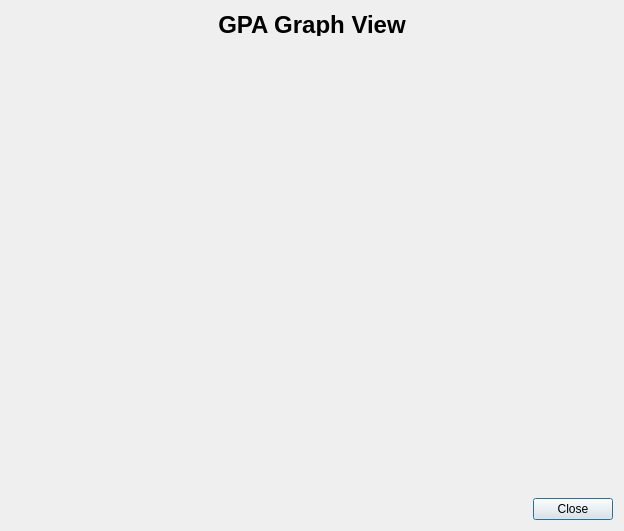
Before: the Qt Designer form src/jceData/Grades/graph/gradegraph.ui in liranbg/JCEaverageCalculator, drawn with Qt 5.
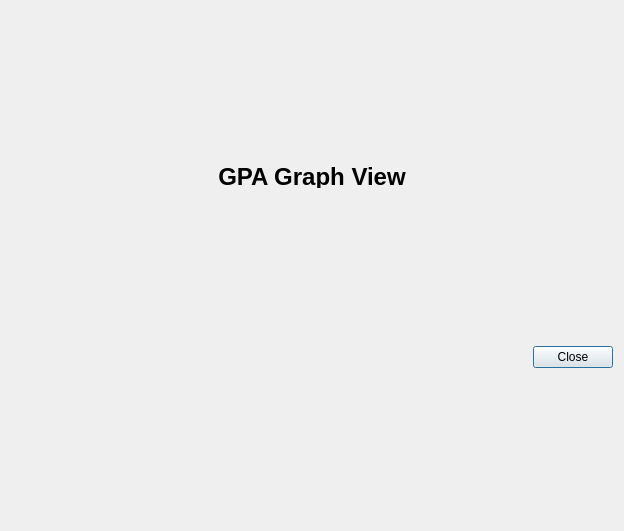
After: the same form once the commit is applied. Icons and pictures are not drawn. Custom widgets are drawn as their Qt base class.

Commit message: sagi ha manyak

Patch:
```diff
--- a/src/jceData/Grades/graph/gradegraph.ui
+++ b/src/jceData/Grades/graph/gradegraph.ui
@@ -17,8 +17,8 @@
    <iconset resource="../../../../resources/connectionstatus.qrc">
     <normaloff>:/icons/icon.ico</normaloff>:/icons/icon.ico</iconset>
   </property>
-  <layout class="QVBoxLayout" name="verticalLayout_3">
-   <item>
+  <layout class="QGridLayout" name="gridLayout">
+   <item row="0" column="0">
     <widget class="QLabel" name="label">
      <property name="sizePolicy">
       <sizepolicy hsizetype="Minimum" vsizetype="Minimum">
@@ -37,29 +37,30 @@
      </property>
     </widget>
    </item>
-   <item>
-    <layout class="QVBoxLayout" name="verticalLayout_2">
+   <item row="1" column="0">
+    <layout class="QVBoxLayout" name="verticalLayoutMain">
      <item>
-      <widget class="QCustomPlot" name="graphwidget" native="true">
-       <property name="sizePolicy">
-        <sizepolicy hsizetype="Expanding" vsizetype="Expanding">
-         <horstretch>0</horstretch>
-         <verstretch>0</verstretch>
-        </sizepolicy>
-       </property>
-       <layout class="QVBoxLayout" name="verticalLayout"/>
-      </widget>
+      <layout class="QVBoxLayout" name="verticalLayoutTable"/>
      </item>
      <item>
-      <layout class="QHBoxLayout" name="horizontalLayout">
+      <layout class="QHBoxLayout" name="horizontalLayoutButtomPanel">
+       <property name="spacing">
+        <number>0</number>
+       </property>
+       <property name="sizeConstraint">
+        <enum>QLayout::SetMinimumSize</enum>
+       </property>
        <item>
         <spacer name="horizontalSpacer">
          <property name="orientation">
           <enum>Qt::Horizontal</enum>
          </property>
+         <property name="sizeType">
+          <enum>QSizePolicy::MinimumExpanding</enum>
+         </property>
          <property name="sizeHint" stdset="0">
           <size>
-           <width>88</width>
+           <width>90</width>
            <height>20</height>
           </size>
          </property>
@@ -78,14 +79,6 @@
    </item>
   </layout>
  </widget>
- <customwidgets>
-  <customwidget>
-   <class>QCustomPlot</class>
-   <extends>QWidget</extends>
-   <header>qcustomplot.h</header>
-   <container>1</container>
-  </customwidget>
- </customwidgets>
  <resources>
   <include location="../../../../resources/connectionstatus.qrc"/>
  </resources>
```
The commit also changes 2 other files.
